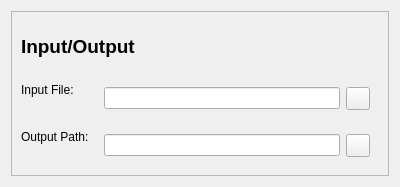
Above: ui_files/io_widget.ui from olk90/pyBLG before the change. Below: the same form after it.
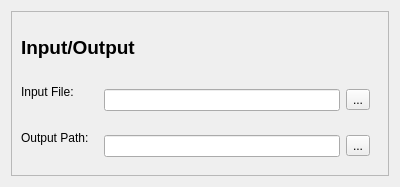
That is the form after the change.

```diff
--- a/ui_files/io_widget.ui
+++ b/ui_files/io_widget.ui
@@ -59,7 +59,7 @@
            <item>
             <widget class="QToolButton" name="inputPathButton">
              <property name="text">
-              <string/>
+              <string>...</string>
              </property>
             </widget>
            </item>
@@ -80,7 +80,11 @@
             <widget class="QLineEdit" name="outputPathEdit"/>
            </item>
            <item>
-            <widget class="QToolButton" name="outputPathButton"/>
+            <widget class="QToolButton" name="outputPathButton">
+             <property name="text">
+              <string>...</string>
+             </property>
+            </widget>
            </item>
           </layout>
          </widget>
```
